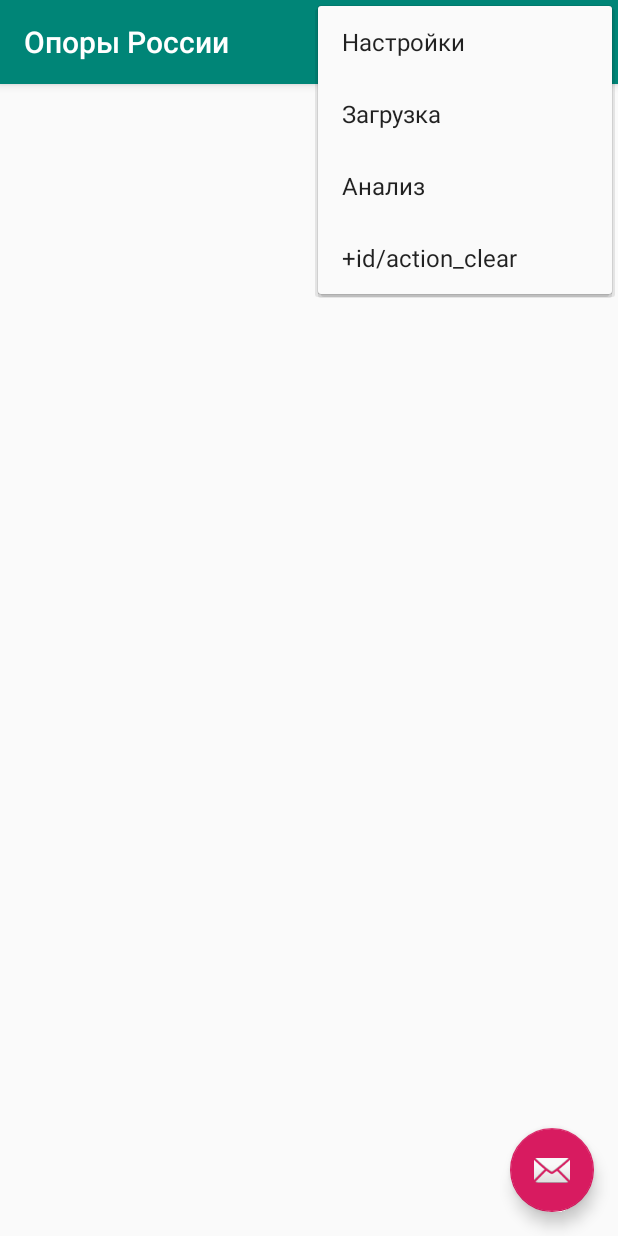
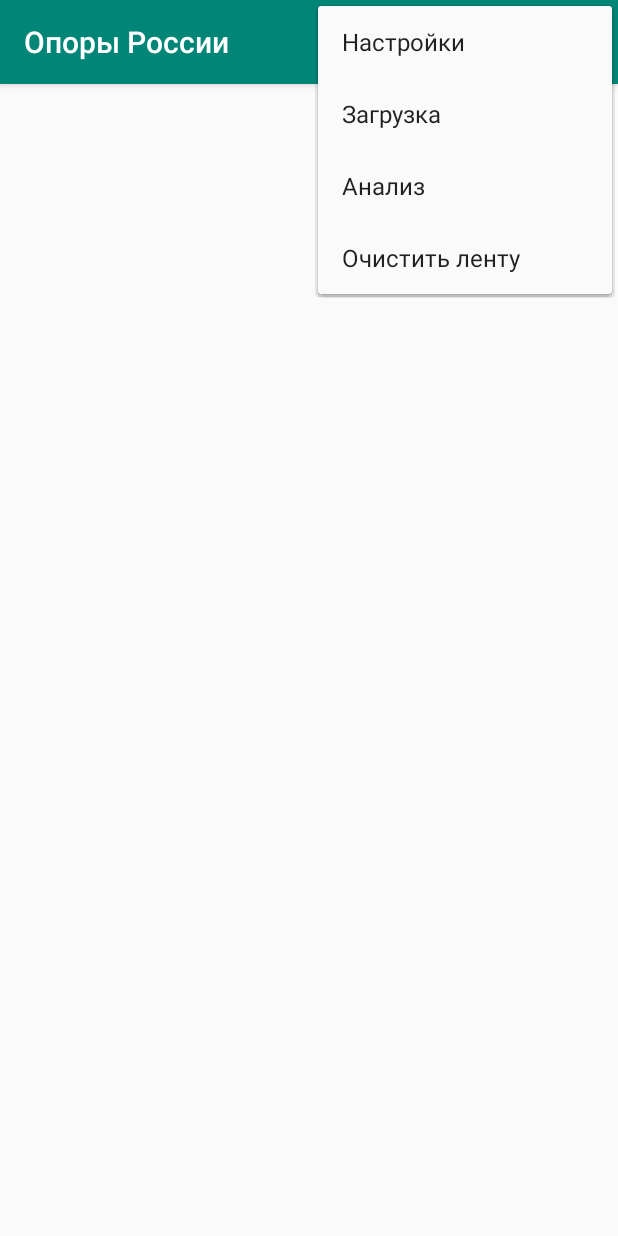
Before and after one commit to romanow-nsk/lep500, an Android app: the screen it shows after launch (MainActivity), with the options menu open, on a phone screen of 412 x 824 dp. Run offline under Robolectric (Android 15) with nearby library versions, the phone set to English and light mode, and no system bars; libraries missing offline, so code that uses them is left out: romanow.snn_simulator.fft, romanow.snn_simulator.layer; 1 statement that could not run was skipped.

Commit message:
статистика

```diff
--- a/app/src/main/java/me/romanow/lep500/MainActivity.java
+++ b/app/src/main/java/me/romanow/lep500/MainActivity.java
@@ -2,12 +2,9 @@
 
 import android.content.Intent;
 import android.content.pm.ActivityInfo;
-import android.database.Cursor;
 import android.net.Uri;
 import android.os.Bundle;
 
-import com.google.android.material.floatingactionbutton.FloatingActionButton;
-import com.google.android.material.snackbar.Snackbar;
 import com.jjoe64.graphview.GraphView;
 import com.jjoe64.graphview.GraphViewSeries;
 import com.jjoe64.graphview.LineGraphView;
@@ -29,7 +26,6 @@
 import java.util.ArrayList;
 
 import romanow.snn_simulator.fft.FFT;
-import romanow.snn_simulator.fft.FFTAudioSource;
 import romanow.snn_simulator.fft.FFTAudioTextFile;
 import romanow.snn_simulator.fft.FFTCallBack;
 import romanow.snn_simulator.fft.FFTParams;
@@ -46,8 +42,10 @@
     private final int  compressLevel=25;
     private final int  p_SubToneCount=1;
     private boolean isLoaded=false;
-    private int nFirst=5;
+    private int nFirst=10;
     private int nSmooth=50;
+    private float kAmpl=1.0f;
+    private int correctPointsNum=10;            // Кол-во точек для коррекции экспоненты
     private final int KF100=FFT.sizeHZ/100;
     private final int MiddleMode=0x01;
     private final int DispMode=0x02;
@@ -66,15 +64,7 @@
             Toolbar toolbar = findViewById(R.id.toolbar);
             setSupportActionBar(toolbar);
             log = (LinearLayout) findViewById(R.id.log);
-            FloatingActionButton fab = findViewById(R.id.fab);
-            fab.setOnClickListener(new View.OnClickListener() {
-                @Override
-                public void onClick(View view) {
-                    Snackbar.make(view, "Replace with your own action", Snackbar.LENGTH_LONG)
-                            .setAction("Action", null).show();
-                }
-            });
-        } catch (Exception ee){ addToLog(ee.toString());}
+            } catch (Exception ee){ addToLog(ee.toString());}
     }
 
     private void addToLog(String ss){
@@ -112,6 +102,7 @@
                 fft.setLogFreqMode(p_LogFreq);
                 fft.setCompressMode(p_Compress);
                 fft.setCompressGrade(compressLevel);
+                fft.setKAmpl(kAmpl);
                 inputStat.reset();
                 fft.fftDirect(xx,back);
                 } catch (Exception ee){
@@ -120,14 +111,11 @@
             }
         }
 
-    private String showStatistic(){
-        String out = "Отсчетов:"+inputStat.getCount()+"\n";
-        double mid =inputStat.getMid();
-        out+=String.format("Среднее:%6.4f\n",mid);
-        out+=String.format("Приведенное станд.откл:%6.4f\n",inputStat.getDisp()/mid);
-        out+=String.format("Приведенная неравн.по T:%6.4f\n",inputStat.getDiffT()/mid);
-        out+=String.format("Приведенная неравн.по F:%6.4f\n",inputStat.getDiffF()/mid);
-        ArrayList<Extreme> list = inputStat.createExtrems();
+
+    private String showExtrems(boolean mode){
+        String out = mode ? "По амплитуде" : "По спаду";
+        out+="\n";
+        ArrayList<Extreme> list = inputStat.createExtrems(mode);
         int count = nFirst < list.size() ? nFirst : list.size();
         Extreme extreme = list.get(0);
         double val0 = extreme.value;
@@ -138,8 +126,21 @@
             double proc = extreme.value*100/val0;
             sum+=proc;
             out+=String.format("Макс=%6.4f f=%4.2f гц %d%% к первому\n",extreme.value,extreme.freq/KF100,(int)proc);
+            }
+        out+=String.format("Средний - %d%% к первому\n",(int)(sum/(count-1)));
+        return out;
         }
-        out+=String.format("Средний - %d%% к первому\n",(int)(sum/(count-1)));
+
+
+    private String showStatistic(){
+        String out = "Отсчетов:"+inputStat.getCount()+"\n";
+        double mid =inputStat.getMid();
+        out+=String.format("Среднее:%6.4f\n",mid);
+        out+=String.format("Приведенное станд.откл:%6.4f\n",inputStat.getDisp()/mid);
+        out+=String.format("Приведенная неравн.по T:%6.4f\n",inputStat.getDiffT()/mid);
+        out+=String.format("Приведенная неравн.по F:%6.4f\n",inputStat.getDiffF()/mid);
+        out+=showExtrems(true);
+        out+=showExtrems(false);
         return out;
         }
     //--------------------------------------------------------------------------
@@ -150,6 +151,7 @@
         @Override
         public void onFinish() {
             inputStat.smooth(nSmooth);
+            addToLog("Коррекция exp k="+inputStat.correctExp(correctPointsNum));
             addToLog(showStatistic());
             addGraphView(inputStat,MiddleMode);
             addToLog("-------------------------");
@@ -160,6 +162,10 @@
                 float lineSpectrum[] = fft.getSpectrum();
                 boolean xx;
                 try {
+                    fft.setLogFreqMode(p_LogFreq);
+                    fft.setCompressMode(p_Compress);
+                    fft.setCompressGrade(compressLevel);
+                    fft.setKAmpl(kAmpl);
                     inputStat.addStatistic(lineSpectrum);
                     } catch (Exception ex) {
                         addToLog(ex.toString());
@@ -225,8 +231,8 @@
         }
     //--------------------------------------------------------------------------
     public void paintOne(LineGraphView graphView,float data[], int color){
-        GraphView.GraphViewData zz[] = new GraphView.GraphViewData[data.length];
-        for(int j=0;j<data.length;j++){                    // Подпись значений факторов j-ой ячейки
+        GraphView.GraphViewData zz[] = new GraphView.GraphViewData[data.length/2];
+        for(int j=0;j<data.length/2;j++){                    // Подпись значений факторов j-ой ячейки
             zz[j] = new GraphView.GraphViewData(j,data[j]);
             }
         GraphViewSeries series = new GraphViewSeries(zz);
--- a/app/src/main/res/layout/activity_main.xml
+++ b/app/src/main/res/layout/activity_main.xml
@@ -22,12 +22,4 @@
 
     <include layout="@layout/content_main" />
 
-    <com.google.android.material.floatingactionbutton.FloatingActionButton
-        android:id="@+id/fab"
-        android:layout_width="wrap_content"
-        android:layout_height="wrap_content"
-        android:layout_gravity="bottom|end"
-        android:layout_margin="@dimen/fab_margin"
-        app:srcCompat="@android:drawable/ic_dialog_email" />
-
 </androidx.coordinatorlayout.widget.CoordinatorLayout>
--- a/app/src/main/res/layout/graphview.xml
+++ b/app/src/main/res/layout/graphview.xml
@@ -3,10 +3,10 @@
     	android:layout_width="match_parent"
 		android:layout_height="wrap_content"
     	android:background="@color/graph_back"  >
-		android:layout_margin="5dp"
+		android:layout_marginRight="5dp"
         <LinearLayout
             android:id="@+id/viewPanel"
-            android:layout_width="match_parent"
+            android:layout_width="350dp"
             android:layout_height="200dp"
             />
 </LinearLayout>
--- a/app/src/main/res/menu/menu_main.xml
+++ b/app/src/main/res/menu/menu_main.xml
@@ -15,11 +15,11 @@
     <item
         android:id="@+id/action_analyse"
         android:orderInCategory="103"
-        android:title="Анализ"
+        android:title="@string/action_analyse"
         app:showAsAction="never" />
     <item
         android:id="@+id/action_clear"
         android:orderInCategory="104"
-        android:title="+id/action_clear"
+        android:title="@string/action_clear"
         app:showAsAction="never" />
 </menu>
```
